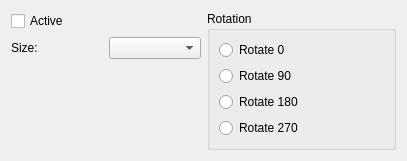
Above: kcontrol/randr/outputconfigbase.ui from mgottschlag/kwin-tiling before the change. Below: the same form after it.
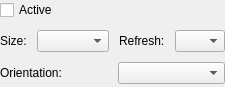
That is the form after the change. Custom widgets are drawn as their Qt base class.

Patch:
```diff
--- a/kcontrol/randr/outputconfigbase.ui
+++ b/kcontrol/randr/outputconfigbase.ui
@@ -5,59 +5,37 @@
    <rect>
     <x>0</x>
     <y>0</y>
-    <width>407</width>
-    <height>148</height>
+    <width>213</width>
+    <height>87</height>
    </rect>
   </property>
   <property name="windowTitle" >
    <string>Output Config</string>
   </property>
-  <layout class="QGridLayout" >
-   <item row="0" column="0" >
+  <layout class="QVBoxLayout" >
+   <property name="spacing" >
+    <number>10</number>
+   </property>
+   <property name="leftMargin" >
+    <number>0</number>
+   </property>
+   <property name="topMargin" >
+    <number>0</number>
+   </property>
+   <property name="rightMargin" >
+    <number>0</number>
+   </property>
+   <property name="bottomMargin" >
+    <number>0</number>
+   </property>
+   <item>
     <widget class="QCheckBox" name="activeCheck" >
      <property name="text" >
       <string>Active</string>
      </property>
     </widget>
    </item>
-   <item rowspan="3" row="0" column="1" >
-    <widget class="QGroupBox" name="rotationGroup" >
-     <property name="title" >
-      <string>Rotation</string>
-     </property>
-     <layout class="QVBoxLayout" >
-      <item>
-       <widget class="QRadioButton" name="rotate0" >
-        <property name="text" >
-         <string>Rotate 0</string>
-        </property>
-       </widget>
-      </item>
-      <item>
-       <widget class="QRadioButton" name="rotate90" >
-        <property name="text" >
-         <string>Rotate 90</string>
-        </property>
-       </widget>
-      </item>
-      <item>
-       <widget class="QRadioButton" name="rotate180" >
-        <property name="text" >
-         <string>Rotate 180</string>
-        </property>
-       </widget>
-      </item>
-      <item>
-       <widget class="QRadioButton" name="rotate270" >
-        <property name="text" >
-         <string>Rotate 270</string>
-        </property>
-       </widget>
-      </item>
-     </layout>
-    </widget>
-   </item>
-   <item row="1" column="0" >
+   <item>
     <layout class="QHBoxLayout" >
      <item>
       <widget class="QLabel" name="label_2" >
@@ -72,23 +50,54 @@
      <item>
       <widget class="QComboBox" name="sizeCombo" />
      </item>
+     <item>
+      <widget class="QLabel" name="rateLabel" >
+       <property name="text" >
+        <string>Refresh:</string>
+       </property>
+      </widget>
+     </item>
+     <item>
+      <widget class="QComboBox" name="refreshCombo" >
+       <property name="sizePolicy" >
+        <sizepolicy vsizetype="Fixed" hsizetype="Expanding" >
+         <horstretch>0</horstretch>
+         <verstretch>0</verstretch>
+        </sizepolicy>
+       </property>
+       <property name="minimumSize" >
+        <size>
+         <width>50</width>
+         <height>0</height>
+        </size>
+       </property>
+      </widget>
+     </item>
     </layout>
    </item>
-   <item row="2" column="0" >
-    <spacer>
-     <property name="orientation" >
-      <enum>Qt::Vertical</enum>
-     </property>
-     <property name="sizeHint" >
-      <size>
-       <width>20</width>
-       <height>40</height>
-      </size>
-     </property>
-    </spacer>
+   <item>
+    <layout class="QHBoxLayout" >
+     <item>
+      <widget class="QLabel" name="orientationLabel" >
+       <property name="text" >
+        <string>Orientation:</string>
+       </property>
+      </widget>
+     </item>
+     <item>
+      <widget class="KComboBox" name="orientationCombo" />
+     </item>
+    </layout>
    </item>
   </layout>
  </widget>
+ <customwidgets>
+  <customwidget>
+   <class>KComboBox</class>
+   <extends>QComboBox</extends>
+   <header>kcombobox.h</header>
+  </customwidget>
+ </customwidgets>
  <resources/>
  <connections/>
 </ui>
```
